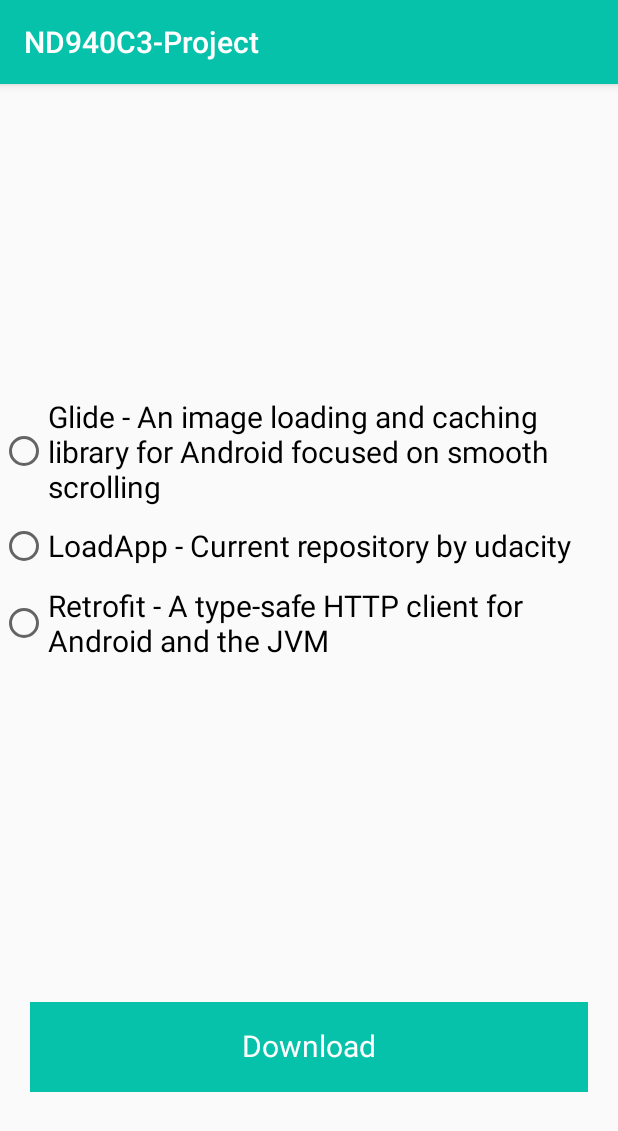
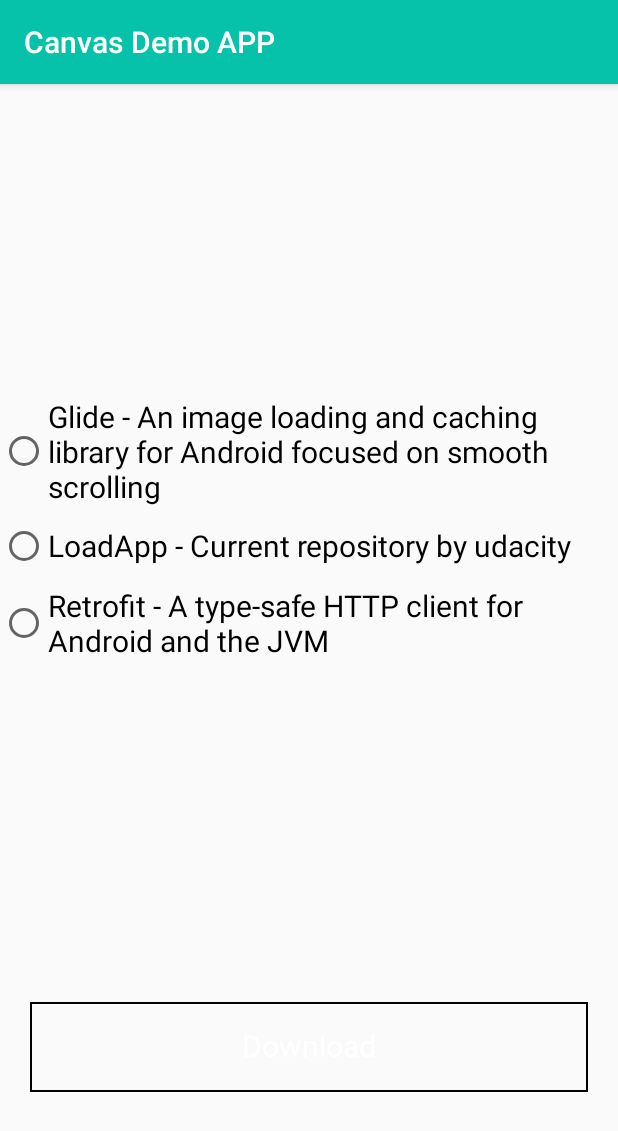
Before and after one commit to m07med176/Canvas_Udacity, an Android app: the screen it shows after launch (MainActivity), after a tap on an icon or button, on a phone screen of 412 x 824 dp. Shown: the top 1131 px of the screen. Run offline under Robolectric (Android 15) with nearby library versions, the phone set to English and light mode, and no system bars.

Commit message:
Attributes and Button Notificatoin

```diff
--- a/app/src/main/java/com/udacity/LoadingButton.kt
+++ b/app/src/main/java/com/udacity/LoadingButton.kt
@@ -19,17 +19,17 @@ class LoadingButton @JvmOverloads constructor(
 ) : View(context, attrs, defStyleAttr) {
     private var widthSize = 0
     private var heightSize = 0
-    private var buttonText: String
+    private lateinit var buttonText: String
     private var CProgress = 0f
     private var BProgress = 0f
+    private var valueAnimator = ValueAnimator()
 
-    private val backgroundColor = ResourcesCompat.getColor(resources, R.color.colorPrimary, null)
-    private val loadingBackgroundColor =
-        ResourcesCompat.getColor(resources, R.color.colorPrimaryDark, null)
-    private val textColor = ResourcesCompat.getColor(resources, R.color.white, null)
+    /// Custom Attribute
+    private var borderColor = Color.BLACK
+    private var borderWidth = 4.0f
 
 
-    private var valueAnimator = ValueAnimator()
+
 
 
     var buttonState: ButtonState by Delegates.observable<ButtonState>(ButtonState.Completed) { p, old, new ->
@@ -64,7 +64,17 @@ class LoadingButton @JvmOverloads constructor(
 
     }
 
-    private val paint = Paint().apply {
+    init {
+        buttonText = resources.getString(R.string.downloading)
+    }
+
+    private val backgroundColor = ResourcesCompat.getColor(resources, R.color.colorPrimary, null)
+    private val loadingBackgroundColor =
+        ResourcesCompat.getColor(resources, R.color.colorPrimaryDark, null)
+    private val textColor = ResourcesCompat.getColor(resources, R.color.white, null)
+
+
+      private val paint = Paint().apply {
         isAntiAlias = true
         color = backgroundColor
     }
@@ -74,12 +84,6 @@ class LoadingButton @JvmOverloads constructor(
         color = textColor
         textSize = resources.getDimension(R.dimen.default_text_size)
     }
-
-
-    init {
-        buttonText = resources.getString(R.string.downloading)
-    }
-
 
     override fun onDraw(canvas: Canvas?) {
         super.onDraw(canvas)
@@ -91,6 +95,10 @@ class LoadingButton @JvmOverloads constructor(
     }
 
     private fun drawButton(canvas: Canvas?) {
+        paint.color = borderColor
+        paint.style = Paint.Style.STROKE
+        paint.strokeWidth = borderWidth
+
         canvas?.drawRect(0f, 0f, widthSize.toFloat(), heightSize.toFloat(), paint)
     }
 
--- a/app/src/main/java/com/udacity/MainActivity.kt
+++ b/app/src/main/java/com/udacity/MainActivity.kt
@@ -22,22 +22,26 @@ import kotlinx.android.synthetic.main.content_main.*
 
 
 class MainActivity : AppCompatActivity() {
-    private var downloadID: Long = 0
-
     private lateinit var notificationManager: NotificationManager
     private lateinit var pendingIntent: PendingIntent
+
+    /// DownLoading
     private lateinit var url: String
     private lateinit var title: String
     private lateinit var downloadManager: DownloadManager
     private var downloadStatus = ""
+    private var downloadID: Long = 0
 
     companion object {
+        /// Link Resources
         private const val GlIDE_URL =
             "https://github.com/bumptech/glide/archive/refs/heads/master.zip"
         private const val LOAD_APP_URL =
             "https://github.com/udacity/nd940-c3-advanced-android-programming-project-starter/archive/master.zip"
         private const val RETROFIT_URL =
             "https://github.com/square/retrofit/archive/refs/heads/master.zip"
+
+        /// Notification Channel
         private const val CHANNEL_ID = "channelId"
     }
 
@@ -46,10 +50,11 @@ class MainActivity : AppCompatActivity() {
         setContentView(R.layout.activity_main)
         setSupportActionBar(toolbar)
 
+        custom_button.setOnClickListener { download()  }
+
+        // Receiver Registration
         registerReceiver(broadcastReceiver, IntentFilter(DownloadManager.ACTION_DOWNLOAD_COMPLETE))
-        custom_button.setOnClickListener {
-            download()
-        }
+
     }
 
     // region Receiver
@@ -84,24 +89,24 @@ class MainActivity : AppCompatActivity() {
             R.id.glide -> {
                 url = GlIDE_URL
                 title = getString(R.string.glide)
-                startDownload()
+                startDownloading()
             }
             R.id.loadApp -> {
                 url = LOAD_APP_URL
                 title = getString(R.string.loadApp)
-                startDownload()
+                startDownloading()
             }
             R.id.retrofit -> {
                 url = RETROFIT_URL
                 title = getString(R.string.retrofit)
-                startDownload()
+                startDownloading()
             }
             else -> Toast.makeText(this, "please select the file to download", Toast.LENGTH_LONG)
                 .show()
         }
     }
 
-    private fun startDownload() {
+    private fun startDownloading() {
         custom_button.buttonState = ButtonState.Clicked
         val request =
             DownloadManager.Request(Uri.parse(url))
@@ -114,7 +119,6 @@ class MainActivity : AppCompatActivity() {
             downloadManager.enqueue(request)
     }
     // endregion Download
-
 
     // region Notification
     @SuppressLint("StringFormatInvalid")
@@ -130,7 +134,7 @@ class MainActivity : AppCompatActivity() {
             PendingIntent.FLAG_UPDATE_CURRENT
         )
         var builder = NotificationCompat.Builder(applicationContext, CHANNEL_ID)
-            .setSmallIcon(R.drawable.ic_launcher_background)
+            .setSmallIcon(R.drawable.ic_assistant_black_24dp)
             .setContentTitle(resources.getString(R.string.notification_title))
             .setContentText(resources.getString(R.string.notification_description, title))
             .setPriority(NotificationCompat.PRIORITY_HIGH)
--- a/app/src/main/res/layout/content_main.xml
+++ b/app/src/main/res/layout/content_main.xml
@@ -16,6 +16,8 @@
         app:layout_constraintEnd_toEndOf="parent"
         android:layout_height="60dp"
         android:layout_margin="20dp"
+        app:borderColor="@color/black"
+        app:borderWidth="12sp"
         app:layout_constraintBottom_toBottomOf="parent"
         app:layout_constraintTop_toTopOf="parent" />
 
--- a/app/src/main/res/values/attrs.xml
+++ b/app/src/main/res/values/attrs.xml
@@ -1,6 +1,7 @@
 <?xml version="1.0" encoding="utf-8"?>
 <resources>
     <declare-styleable name="LoadingButton">
-<!--   TODO: create custom attributes for the view-->
+        <attr name="borderColor" format="color" />
+        <attr name="borderWidth" format="dimension" />
     </declare-styleable>
 </resources>
--- a/app/src/main/res/values/colors.xml
+++ b/app/src/main/res/values/colors.xml
@@ -4,4 +4,5 @@
     <color name="colorPrimaryDark">#004349</color>
     <color name="colorAccent">#F9A825</color>
     <color name="white">#FFFFFF</color>
+    <color name="black">#000000</color>
 </resources>
--- a/app/src/main/res/values/strings.xml
+++ b/app/src/main/res/values/strings.xml
@@ -1,5 +1,5 @@
 <resources>
-    <string name="app_name">ND940C3-Project</string>
+    <string name="app_name">Canvas Demo APP</string>
     <string name="app_description">Download files from Internet</string>
     <string name="action_settings">Settings</string>
 
```
Also changed, not shown: app/src/main/java/com/udacity/Utils.kt (added, +10 -0 lines).
